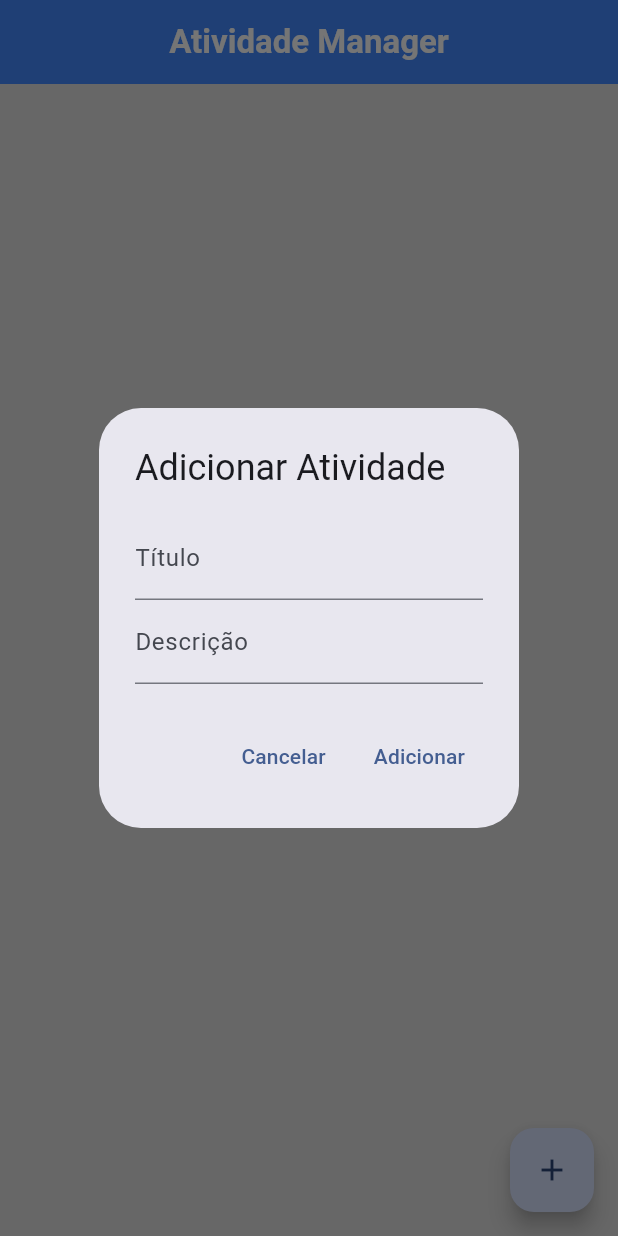
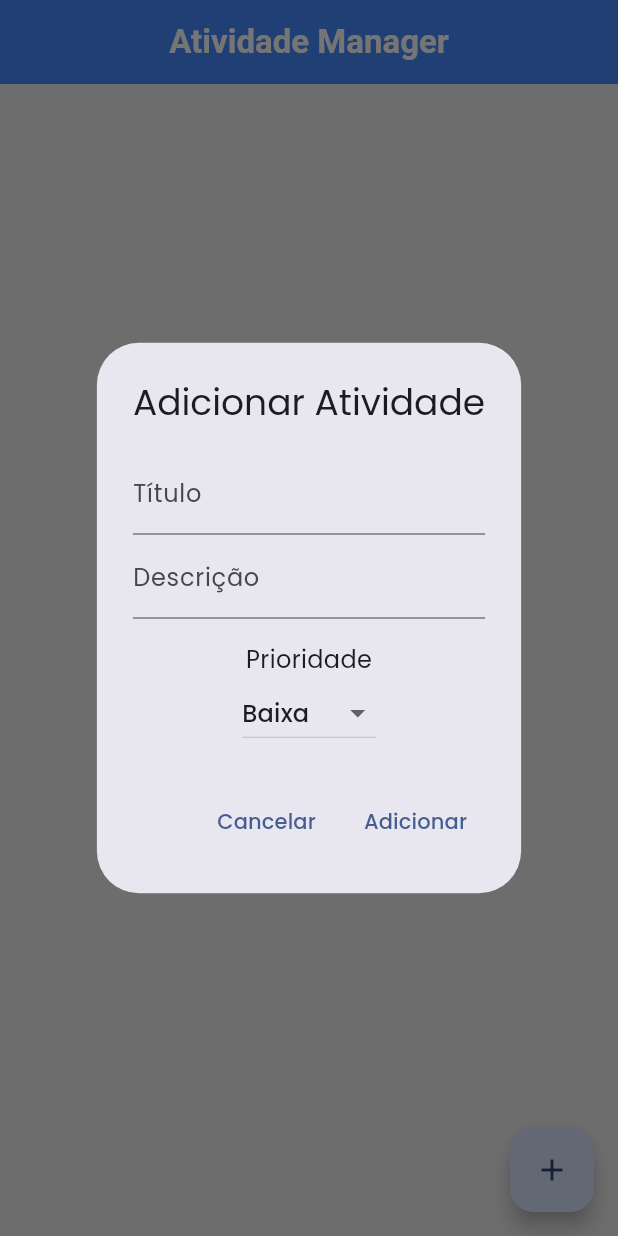
Before and after one commit to Afonso247/flutter-crud, a Flutter app: the screen it shows after launch, after a tap on the "add" icon, on a phone screen of 412 x 824 dp. Run offline on Flutter 3.47's test engine with Material 3 defaults, Android fonts, the phone set to English and light mode, and no system bars; our stand-ins replace google_fonts.

Commit message:
feat: add novo atributo "Prioridade"

```diff
--- a/lib/components/home_atividade.dart
+++ b/lib/components/home_atividade.dart
@@ -1,3 +1,4 @@
+import 'package:app_flutter/model/atividade.dart';
 import 'package:flutter/material.dart';
 import 'package:provider/provider.dart';
 import '../handlers/atividade_handler.dart';
@@ -20,6 +21,8 @@ class HomeAtividade extends StatelessWidget {
           final atividade = atividades[index];
           return Opacity(
             opacity: atividade.status ? 0.5 : 1.0,
+            child: Container(
+              color: _getPrioridadeColor(atividade.prioridade),
               child: ListTile(
                 title: Text(
                   atividade.titulo,
@@ -50,6 +53,7 @@ class HomeAtividade extends StatelessWidget {
                   ],
                 ),
               ),
+            ),
           );
         },
       ),
@@ -60,12 +64,28 @@ class HomeAtividade extends StatelessWidget {
     );
   }
 
+  Color _getPrioridadeColor(Prioridade prioridade) {
+    switch (prioridade) {
+      case Prioridade.urgente:
+        return Colors.redAccent.shade100;
+      case Prioridade.alta:
+        return Colors.orangeAccent.shade100;
+      case Prioridade.media:
+        return Colors.yellowAccent.shade100;
+      case Prioridade.baixa:
+        return Colors.greenAccent.shade100;
+      default:
+        return Colors.white;
+    }
+  }
+
   void _abrirAddAtividadeDialog(BuildContext context) {
     showDialog(
       context: context,
       builder: (context) {
         final tituloAtividadeController = TextEditingController();
         final descricaoAtividadeController = TextEditingController();
+        Prioridade prioridadeSel = Prioridade.baixa;
 
         return AlertDialog(
           title: const Text('Adicionar Atividade'),
@@ -80,6 +100,29 @@ class HomeAtividade extends StatelessWidget {
                 controller: descricaoAtividadeController,
                 decoration: const InputDecoration(labelText: 'Descrição'),
               ),
+              const SizedBox(height: 16),
+              Column(
+                children: [
+                  const Text(
+                    'Prioridade',
+                    style: TextStyle(fontSize: 16),
+                  ),
+                  DropdownButton<Prioridade>(
+                    value: prioridadeSel,
+                    onChanged: (Prioridade? novaPrioridade) {
+                      if (novaPrioridade != null) {
+                        prioridadeSel = novaPrioridade;
+                      }
+                    },
+                    items: Prioridade.values.map((Prioridade prioridade) {
+                      return DropdownMenuItem<Prioridade>(
+                        value: prioridade,
+                        child: Text(_toTitleCase(prioridade.toString().split('.').last)),
+                      );
+                    }).toList(),
+                  ),
+                ],
+              )
             ],
           ),
           actions: [
@@ -93,7 +136,11 @@ class HomeAtividade extends StatelessWidget {
                 final descricao = descricaoAtividadeController.text;
 
                 if (titulo.isNotEmpty && descricao.isNotEmpty) {
-                  Provider.of<AtividadeHandler>(context, listen: false).addAtividade(titulo, descricao);
+                  Provider.of<AtividadeHandler>(context, listen: false).addAtividade(
+                    titulo,
+                    descricao,
+                    prioridadeSel
+                    );
                 }
 
                 Navigator.of(context).pop();
@@ -105,4 +152,10 @@ class HomeAtividade extends StatelessWidget {
       },
     );
   }
+
+  String _toTitleCase(String str) {
+    return str.toLowerCase().split(' ').map((word) {
+      return word.substring(0, 1).toUpperCase() + word.substring(1);
+    }).join(' ');
   }
+}
--- a/lib/handlers/atividade_handler.dart
+++ b/lib/handlers/atividade_handler.dart
@@ -8,8 +8,12 @@ class AtividadeHandler with ChangeNotifier {
   List<Atividade> get atividades => _atividades;
 
   // Cria uma nova atividade
-  void addAtividade(String titulo, String descricao) {
-    _atividades.add(Atividade(titulo: titulo, descricao: descricao));
+  void addAtividade(String titulo, String descricao, Prioridade prioridade) {
+    _atividades.add(Atividade(
+      titulo: titulo,
+      descricao: descricao,
+      prioridade: prioridade,
+    ));
     notifyListeners();
   }
 
--- a/lib/main.dart
+++ b/lib/main.dart
@@ -1,5 +1,6 @@
 import 'package:flutter/material.dart';
 import 'package:provider/provider.dart';
+import 'package:google_fonts/google_fonts.dart';
 import './handlers/atividade_handler.dart';
 import './components/home_atividade.dart';
 
@@ -37,7 +38,10 @@ class AtividadeApp extends StatelessWidget {
           centerTitle: true,
           elevation: 0
         ),
-        scaffoldBackgroundColor: Colors.grey[300],
+        scaffoldBackgroundColor: Colors.grey[200],
+        textTheme: GoogleFonts.poppinsTextTheme(
+          Theme.of(context).textTheme,
+        ),
       ),
       home: const HomeAtividade(),
     );
--- a/lib/model/atividade.dart
+++ b/lib/model/atividade.dart
@@ -1,10 +1,18 @@
 import 'package:uuid/uuid.dart';
+
+enum Prioridade { urgente, alta, media, baixa }
 
 class Atividade {
   final String id;
   String titulo;
   String descricao;
+  Prioridade prioridade;
   bool status;
 
-  Atividade({required this.titulo, required this.descricao, this.status = false}) : id = const Uuid().v4();
+  Atividade({
+    required this.titulo,
+    required this.descricao,
+    this.prioridade = Prioridade.baixa,
+    this.status = false
+  }) : id = const Uuid().v4();
 }
--- a/pubspec.yaml
+++ b/pubspec.yaml
@@ -11,6 +11,7 @@ dependencies:
     sdk: flutter
   provider: ^6.0.0
   uuid: ^3.0.6
+  google_fonts: ^6.2.1
 
 dev_dependencies:
   flutter_test:
```
Also changed, not shown: pubspec.lock, 1 other file. Lines whose indentation alone changed are shown as unchanged.
